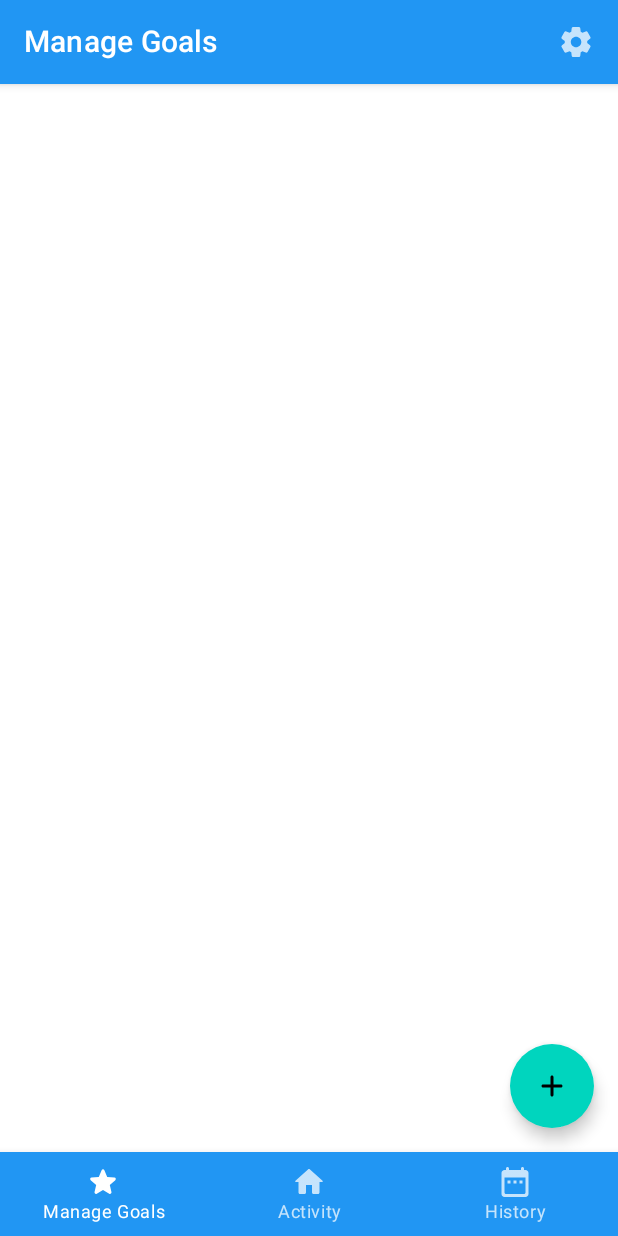
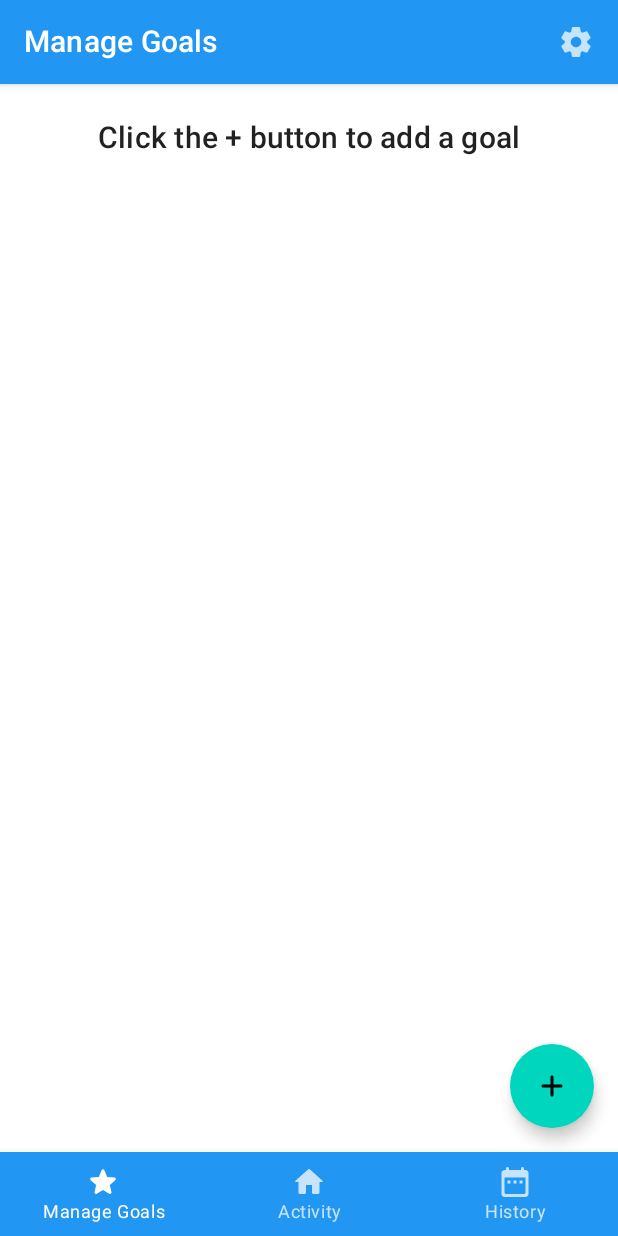
Before and after one commit to fraserb99/cs551-keep-fit-kotlin, an Android app built with Jetpack Compose: the GoalsScreen screen opened through its navigation route, on a phone screen of 412 x 824 dp. Run offline under Robolectric (Android 15) with nearby library versions, the phone set to English and light mode, and no system bars; our stand-ins replace Dagger/Hilt's generated code, Room's generated code, accompanist; 8 statements that could not run were skipped.

Commit message:
[goals-improvements] adding placeholders for goals

```diff
--- a/app/src/main/java/com/fraserbell/keepfit/ui/goals/GoalsScreen.kt
+++ b/app/src/main/java/com/fraserbell/keepfit/ui/goals/GoalsScreen.kt
@@ -17,6 +17,7 @@ import androidx.compose.ui.graphics.Color
 import androidx.compose.ui.graphics.vector.ImageVector
 import androidx.compose.ui.platform.LocalDensity
 import androidx.compose.ui.text.font.FontWeight
+import androidx.compose.ui.text.style.TextAlign
 import androidx.compose.ui.unit.*
 import androidx.hilt.navigation.compose.hiltViewModel
 import androidx.navigation.NavController
@@ -29,7 +30,7 @@ import kotlin.math.roundToInt
 @ExperimentalMaterialApi
 @Composable
 fun GoalsScreen(navController: NavController, vm: GoalsViewModel = hiltViewModel()) {
-    val goals = vm.goals.collectAsState(null)
+    val goals by vm.goals.collectAsState(null)
     val activeId by vm.activeGoal.collectAsState(initial = null)
     val allowEditing by vm.allowEditing.collectAsState(initial = true)
 
@@ -41,7 +42,7 @@ fun GoalsScreen(navController: NavController, vm: GoalsViewModel = hiltViewModel
                     .fillMaxHeight()
                     .fillMaxWidth(),
             ) {
-                goals.value?.forEach {
+                goals?.forEach {
                     goal ->
                     item(goal.goalId) {
                         GoalListItem(
@@ -63,6 +64,18 @@ fun GoalsScreen(navController: NavController, vm: GoalsViewModel = hiltViewModel
                         )
                         Divider()
                     }
+                }
+            }
+            if (goals.isNullOrEmpty()) {
+                Row {
+                    Text(
+                        "Click the + button to add a goal",
+                        style = MaterialTheme.typography.h6,
+                        modifier = Modifier
+                            .fillMaxWidth()
+                            .padding(8.dp, 24.dp),
+                        textAlign = TextAlign.Center
+                    )
                 }
             }
             if (vm.goalToDelete.value != null) {
--- a/app/src/main/java/com/fraserbell/keepfit/ui/goals/composable/GoalListItem.kt
+++ b/app/src/main/java/com/fraserbell/keepfit/ui/goals/composable/GoalListItem.kt
@@ -85,7 +85,7 @@ fun GoalListItem(
                     icon = { Icon(
                         imageVector = Icons.Rounded.Star,
                         contentDescription = "",
-                        tint = if (isActive) Gold else MaterialTheme.colors.onSurface
+                        tint = if (isActive) Gold else MaterialTheme.colors.onSurface.copy(ContentAlpha.disabled)
                     ) },
                     trailing = { Text("%,d".format(goal.stepGoal)) },
                     text = { Text(goal.name) },
--- a/app/src/main/java/com/fraserbell/keepfit/ui/steps/StepsScreen.kt
+++ b/app/src/main/java/com/fraserbell/keepfit/ui/steps/StepsScreen.kt
@@ -16,6 +16,7 @@ import androidx.compose.ui.platform.LocalDensity
 import androidx.compose.ui.unit.*
 import androidx.hilt.navigation.compose.hiltViewModel
 import androidx.navigation.NavController
+import androidx.navigation.NavOptions
 import com.fraserbell.keepfit.ui.steps.composable.*
 import com.fraserbell.keepfit.util.*
 import com.google.accompanist.pager.ExperimentalPagerApi
@@ -94,7 +95,8 @@ fun StepsScreen(navController: NavController, initialDate: Long?, vm: StepsViewM
             visible = goalDialogVisible,
             onCancel = { goalDialogVisible = false },
             onUpdate = { date, goalId -> vm.updateDailyGoalAsync(date, goalId) },
-            goals = goals
+            goals = goals,
+            navController = navController
         )
         if (addDialogVisible) {
             AddStepsDialog(
```
Also changed, not shown: app/src/main/java/com/fraserbell/keepfit/ui/steps/composable/SwitchGoalDialog.kt (+34 -1 lines).
